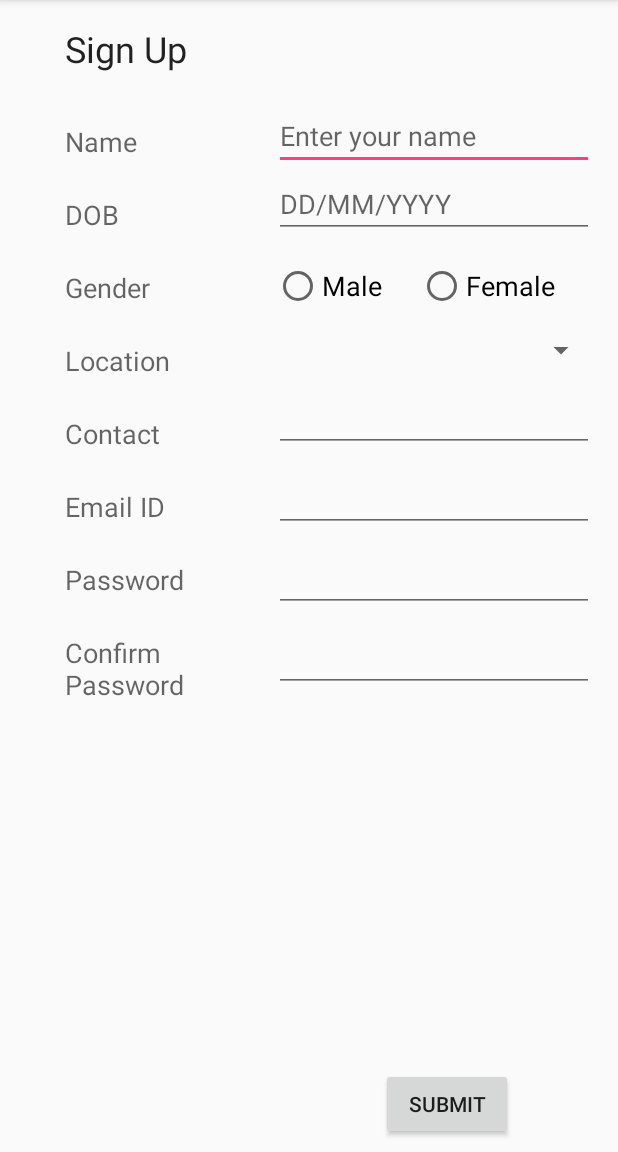
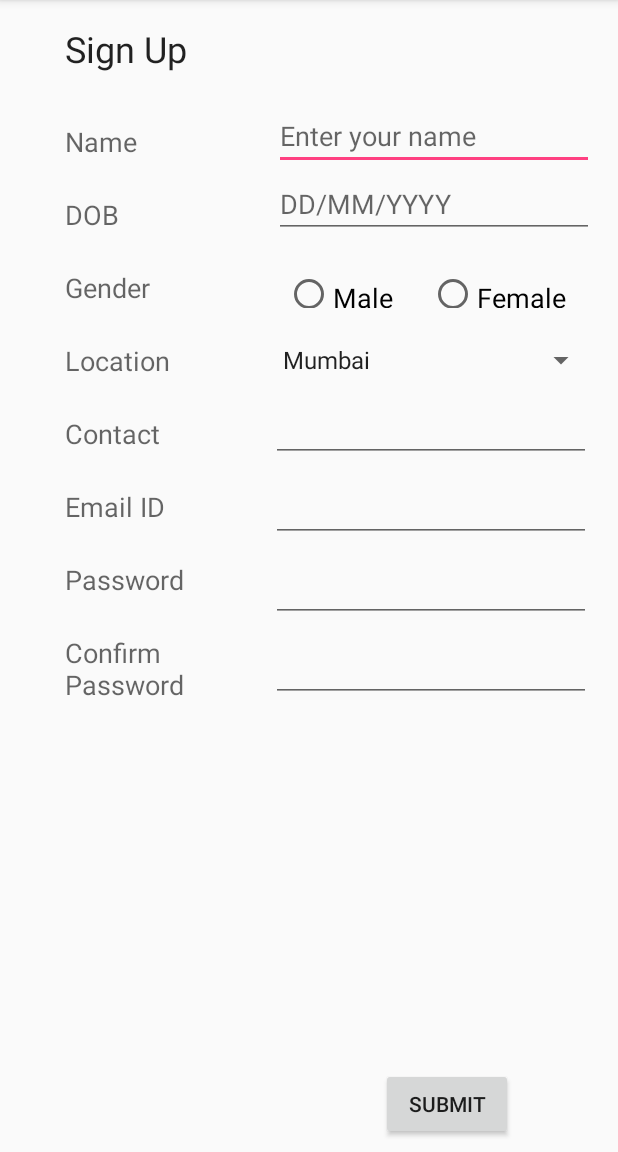
Before and after one commit to bhaveshvb/imprime, an Android app: the Signup screen opened directly, with no data from a screen before it, after a tap on "SUBMIT", on a phone screen of 412 x 824 dp, the part 84-1236 px from its top. Run offline under Robolectric (Android 15) with nearby library versions, the phone set to English and light mode, and no system bars; our stand-ins replace Firebase (no records; nobody signed in at launch, a user with empty details on screens opened directly); 1 statement that could not run was skipped.

Commit message:
radio button issue soved

```diff
--- a/app/src/main/java/com/example/bhavesh/imprime/Fprofile.java
+++ b/app/src/main/java/com/example/bhavesh/imprime/Fprofile.java
@@ -35,7 +35,7 @@ public class Fprofile extends Fragment {
                              Bundle savedInstanceState) {
         // Inflate the layout for this fragment
         return inflater.inflate(R.layout.fragment_fprofile, container, false);
-       // firebaseAuth = FirebaseAuth.getInstance();
+        // firebaseAuth = FirebaseAuth.getInstance();
 
     }
 
@@ -57,8 +57,8 @@ public class Fprofile extends Fragment {
         }
 
         FirebaseUser user = firebaseAuth.getCurrentUser();
-            welcome = (TextView) view.findViewById(R.id.welcome);
-            welcome.append(user.getEmail());
+        welcome = (TextView) view.findViewById(R.id.welcome);
+        welcome.append(user.getEmail());
 
 
         logout = (Button) view.findViewById(R.id.logout);
@@ -67,10 +67,12 @@ public class Fprofile extends Fragment {
             @Override
             public void onClick(View view) {
                 //place your action here
+                getActivity().finish();
                 Intent ilogout = new Intent(getActivity(), LoginActivity.class);
                 startActivity(ilogout);
 
             }
         });
     }
+
 }
--- a/app/src/main/java/com/example/bhavesh/imprime/Home.java
+++ b/app/src/main/java/com/example/bhavesh/imprime/Home.java
@@ -2,12 +2,19 @@ package com.example.bhavesh.imprime;
 
 
 import android.os.Bundle;
+import android.support.annotation.NonNull;
 import android.support.v4.app.Fragment;
 import android.support.v4.app.FragmentTransaction;
+import android.util.Log;
 import android.view.LayoutInflater;
 import android.view.View;
 import android.view.ViewGroup;
 import android.widget.Button;
+
+import com.google.firebase.auth.FirebaseAuth;
+import com.google.firebase.auth.FirebaseUser;
+
+import static com.google.android.gms.plus.PlusOneDummyView.TAG;
 
 
 /**
@@ -16,6 +23,8 @@ import android.widget.Button;
 public class Home extends Fragment {
 
     private Button viewall;
+    private FirebaseAuth mAuth;
+    private FirebaseAuth.AuthStateListener mAuthlistener;
 
 
     public Home() {
@@ -34,6 +43,20 @@ public class Home extends Fragment {
     @Override
     public void onViewCreated(View view, Bundle savedInstanceState) {
         super.onViewCreated(view, savedInstanceState);
+        mAuth = FirebaseAuth.getInstance();
+        mAuthlistener = new FirebaseAuth.AuthStateListener() {
+            @Override
+            public void onAuthStateChanged(@NonNull FirebaseAuth firebaseAuth) {
+                FirebaseUser user = firebaseAuth.getCurrentUser();
+                if (user!=null){
+                    // User is signed in
+                    Log.d(TAG, "onAuthStateChanged:signed_in:"+user.getUid());
+                } else{
+                    // User is signed out
+                    Log.d(TAG, "onAuthStateChanged:signed_out");
+                }
+                }
+            };
         viewall = (Button) view.findViewById(R.id.view_all);
         viewall.setOnClickListener(new View.OnClickListener() {
             @Override
@@ -46,4 +69,19 @@ public class Home extends Fragment {
             }
         });
     }
+
+    @Override
+    public void onStart() {
+        super.onStart();
+        mAuth.addAuthStateListener(mAuthlistener);
+    }
+
+    @Override
+    public void onStop() {
+        super.onStop();
+        if (mAuthlistener != null) {
+            mAuth.removeAuthStateListener(mAuthlistener);
+        }
+    }
+
 }
--- a/app/src/main/java/com/example/bhavesh/imprime/LoginActivity.java
+++ b/app/src/main/java/com/example/bhavesh/imprime/LoginActivity.java
@@ -3,10 +3,12 @@ package com.example.bhavesh.imprime;
 import android.animation.Animator;
 import android.animation.AnimatorListenerAdapter;
 import android.annotation.TargetApi;
+import android.content.DialogInterface;
 import android.content.Intent;
 import android.content.pm.PackageManager;
 import android.support.annotation.NonNull;
 import android.support.design.widget.Snackbar;
+import android.support.v7.app.AlertDialog;
 import android.support.v7.app.AppCompatActivity;
 import android.app.LoaderManager.LoaderCallbacks;
 
@@ -408,4 +410,18 @@ LoginActivity extends AppCompatActivity implements LoaderCallbacks<Cursor> {
             showProgress(false);
         }
     }
+
+    @Override
+    public void onBackPressed() {
+        new AlertDialog.Builder(LoginActivity.this)
+                .setTitle("Exit Imprime?")
+                .setMessage("Are you sure you want to exit?")
+                .setNegativeButton(android.R.string.no, null)
+                .setPositiveButton(android.R.string.yes, new DialogInterface.OnClickListener() {
+
+                    public void onClick(DialogInterface arg0, int arg1) {
+                        LoginActivity.super.onBackPressed();
+                    }
+                }).create().show();
+    }
 }
--- a/app/src/main/java/com/example/bhavesh/imprime/Signup.java
+++ b/app/src/main/java/com/example/bhavesh/imprime/Signup.java
@@ -5,22 +5,38 @@ import android.support.annotation.NonNull;
 import android.support.v7.app.AppCompatActivity;
 import android.os.Bundle;
 import android.view.View;
+import android.widget.AdapterView;
+import android.widget.ArrayAdapter;
 import android.widget.Button;
 import android.widget.EditText;
+import android.widget.RadioButton;
+import android.widget.RadioGroup;
+import android.widget.Spinner;
 import android.widget.Toast;
 
 import com.google.android.gms.tasks.OnCompleteListener;
 import com.google.android.gms.tasks.Task;
 import com.google.firebase.auth.AuthResult;
 import com.google.firebase.auth.FirebaseAuth;
+import com.google.firebase.auth.FirebaseUser;
+import com.google.firebase.database.DatabaseReference;
+import com.google.firebase.database.FirebaseDatabase;
 
-public class Signup extends AppCompatActivity implements View.OnClickListener{
+import java.util.ArrayList;
+import java.util.List;
 
+public class Signup extends AppCompatActivity implements View.OnClickListener, AdapterView.OnItemSelectedListener {
+    private EditText name_ET, dob_ET, contact_ET, confirm_password_ET;
     private EditText email_ET;
     private EditText password_ET;
+    private RadioGroup gender_ET;
+    private RadioButton male_ET, female_ET, gen_ET;
+    private Spinner location_ET;
     private Button submit;
+    private String loc;
 
     private FirebaseAuth firebaseAuth;
+    private DatabaseReference databaseReference;
 
     @Override
     protected void onCreate(Bundle savedInstanceState) {
@@ -28,6 +44,7 @@ public class Signup extends AppCompatActivity implements View.OnClickListener{
         setContentView(R.layout.activity_signup);
 
         firebaseAuth = FirebaseAuth.getInstance();
+        databaseReference = FirebaseDatabase.getInstance().getReference();
 
         submit = (Button) findViewById(R.id.signup_button);
         submit.setOnClickListener(this);
@@ -37,11 +54,64 @@ public class Signup extends AppCompatActivity implements View.OnClickListener{
                 createuser();
             }
         });*/
+        location_ET = (Spinner) findViewById(R.id.spinner_et);
+        location_ET.setOnItemSelectedListener(this);
+
+        // Spinner Drop down elements
+     /*   List<String> loc = new ArrayList<String>();
+        loc.add("Mumbai");
+        loc.add("Pune");
+        loc.add("Banglore");
+        loc.add("Kolkata");
+*/
+        // Create an ArrayAdapter using the string array and a default spinner layout
+        ArrayAdapter<CharSequence> adapter = ArrayAdapter.createFromResource(this,
+                R.array.location_array, android.R.layout.simple_spinner_item);
+        // Specify the layout to use when the list of choices appears
+        adapter.setDropDownViewResource(android.R.layout.simple_spinner_dropdown_item);
+        // Apply the adapter to the spinner
+        location_ET.setAdapter(adapter);
+
+    }
+
+    private void SaveSigupDetails(){
+
+        String name = name_ET.getText().toString().trim();
+        String dob = dob_ET.getText().toString().trim();
+        String gender = gen_ET.getText().toString().trim();
+        //String fgender = female_ET.getText().toString().trim();
+        String location = loc.trim();
+        String contact = contact_ET.getText().toString().trim();
+        String email = name_ET.getText().toString().trim();
+        String password = password_ET.getText().toString().trim();
+        String cnfpassword = confirm_password_ET.getText().toString().trim();
+
+        SignupDetails signupDetails = new SignupDetails(name, dob, gender, location, contact, email, password, cnfpassword);
+
+        FirebaseUser user = firebaseAuth.getCurrentUser();
+
+        databaseReference.child(user.getUid()).setValue(signupDetails);
+
+        Toast.makeText(this, "Information Saved", Toast.LENGTH_SHORT).show();
+
     }
 
             private void createuser() {
                 email_ET = (EditText) findViewById(R.id.email_et);
                 password_ET = (EditText) findViewById(R.id.password_et);
+
+               gender_ET = (RadioGroup) findViewById(R.id.radioGroup);
+               int selectedId = gender_ET.getCheckedRadioButtonId();
+                gen_ET = (RadioButton) findViewById(selectedId);
+                male_ET = (RadioButton) findViewById(R.id.male_radio);
+               female_ET = (RadioButton) findViewById(R.id.female_radio);
+
+              //  String loc = location_ET.getText().toString;
+
+                name_ET = (EditText) findViewById(R.id.name_et);
+                dob_ET = (EditText) findViewById(R.id.date_et);
+                contact_ET = (EditText) findViewById(R.id.contact_et);
+                confirm_password_ET = (EditText) findViewById(R.id.confirm_pass_et);
 
                 String email = email_ET.getText().toString();
                 String password = password_ET.getText().toString();
@@ -52,7 +122,9 @@ public class Signup extends AppCompatActivity implements View.OnClickListener{
                                     @Override
                                     public void onComplete(@NonNull Task<AuthResult> task) {
                                         if (task.isSuccessful()) {
-                                            Toast.makeText(Signup.this, "Registered Successfully", Toast.LENGTH_SHORT).show();
+                                            Toast.makeText(Signup.this, "Registered Successfully. Login to Continue", Toast.LENGTH_SHORT).show();
+                                            Intent i = new Intent(Signup.this, LoginActivity.class);
+                                            startActivity(i);
                                         } else {
                                             Toast.makeText(Signup.this, "Failed to Register. Please try again!", Toast.LENGTH_SHORT).show();
                                         }
@@ -65,6 +137,23 @@ public class Signup extends AppCompatActivity implements View.OnClickListener{
     public void onClick(View v) {
         if (v == submit){
             createuser();
+            SaveSigupDetails();
         }
     }
+
+    @Override
+    public void onItemSelected(AdapterView<?> parent, View view, int position, long id) {
+        // On selecting a spinner item
+        String item = parent.getItemAtPosition(position).toString();
+        loc = item;
+
+        // Showing selected spinner item
+       // Toast.makeText(parent.getContext(), "Selected: " + item, Toast.LENGTH_LONG).show();
+    }
+
+    @Override
+    public void onNothingSelected(AdapterView<?> parent) {
+
+    }
+
 }
--- /dev/null
+++ b/app/src/main/java/com/example/bhavesh/imprime/SignupDetails.java
@@ -0,0 +1,26 @@
+package com.example.bhavesh.imprime;
+
+/**
+ * Created by bhavesh on 3/26/2017.
+ */
+
+public class SignupDetails {
+
+    public String name, dob, gender, location, email, password, cnfpassword;
+    public String contact;
+
+    public SignupDetails(){
+
+    }
+
+    public SignupDetails(String name, String dob, String gender, String location, String contact, String email, String password, String cnfpassword) {
+        this.name = name;
+        this.dob = dob;
+        this.gender = gender;
+        this.location = location;
+        this.email = email;
+        this.password = password;
+        this.cnfpassword = cnfpassword;
+        this.contact = contact;
+    }
+}
--- a/app/src/main/res/layout/activity_signup.xml
+++ b/app/src/main/res/layout/activity_signup.xml
@@ -91,14 +91,14 @@
         android:textAppearance="@style/TextAppearance.AppCompat.Medium" />
 
     <TextView
-        android:text="Confirm Password"
+        android:id="@+id/confirm_password"
         android:layout_width="93dp"
         android:layout_height="46dp"
-        android:id="@+id/confrim_password"
+        android:layout_marginTop="24dp"
+        android:text="Confirm Password"
+        android:textAppearance="@style/TextAppearance.AppCompat.Medium"
         app:layout_constraintLeft_toLeftOf="@+id/password"
-        android:layout_marginTop="24dp"
-        app:layout_constraintTop_toBottomOf="@+id/password"
-        android:textAppearance="@style/TextAppearance.AppCompat.Medium" />
+        app:layout_constraintTop_toBottomOf="@+id/password" />
 
     <Button
         android:text="Submit"
@@ -147,10 +147,12 @@
         android:layout_width="217dp"
         android:layout_height="29dp"
         android:id="@+id/spinner_et"
-        app:layout_constraintLeft_toLeftOf="@+id/male_radio"
-        app:layout_constraintTop_toBottomOf="@+id/male_radio"
+        android:layout_marginLeft="8dp"
+        app:layout_constraintLeft_toLeftOf="@+id/radioGroup"
+        app:layout_constraintTop_toBottomOf="@+id/radioGroup"
+        app:layout_constraintRight_toRightOf="@+id/radioGroup"
         android:layout_marginTop="12dp"
-        app:layout_constraintRight_toRightOf="@+id/date_et" />
+        app:layout_constraintHorizontal_bias="1.0" />
 
     <EditText
         android:layout_width="wrap_content"
@@ -161,7 +163,8 @@
         app:layout_constraintLeft_toLeftOf="@+id/spinner_et"
         android:layout_marginTop="8dp"
         app:layout_constraintTop_toBottomOf="@+id/spinner_et"
-        app:layout_constraintRight_toRightOf="@+id/spinner_et" />
+        app:layout_constraintRight_toRightOf="@+id/spinner_et"
+        app:layout_constraintHorizontal_bias="0.0" />
 
     <EditText
         android:layout_width="wrap_content"
@@ -196,25 +199,47 @@
         app:layout_constraintTop_toBottomOf="@+id/password_et"
         app:layout_constraintRight_toRightOf="@+id/password_et" />
 
+    <RadioGroup
+        android:id="@+id/radioGroup"
+        android:layout_width="216dp"
+        android:layout_height="35dp"
+        android:layout_marginLeft="8dp"
+        android:layout_marginRight="8dp"
+        android:layout_marginTop="19dp"
+        android:orientation="horizontal"
+        app:layout_constraintHorizontal_bias="0.466"
+        app:layout_constraintLeft_toLeftOf="@+id/date_et"
+        app:layout_constraintRight_toRightOf="@+id/date_et"
+        app:layout_constraintTop_toBottomOf="@+id/date_et">
+
         <RadioButton
-        android:text="Male"
+            android:id="@+id/male_radio"
             android:layout_width="wrap_content"
             android:layout_height="wrap_content"
-        android:id="@+id/male_radio"
-        android:layout_marginTop="16dp"
-        app:layout_constraintTop_toBottomOf="@+id/date_et"
-        app:layout_constraintLeft_toLeftOf="@+id/date_et"
-        android:textAppearance="@style/TextAppearance.AppCompat.Medium" />
+            android:layout_marginTop="8dp"
+            android:layout_marginBottom="8dp"
+            android:layout_marginLeft="8dp"
+            android:layout_marginRight="8dp"
+            android:text="Male"
+            android:textAppearance="@style/TextAppearance.AppCompat.Medium"
+            app:layout_constraintLeft_toLeftOf="@+id/radioGroup"
+            app:layout_constraintTop_toTopOf="@+id/radioGroup" />
 
         <RadioButton
-        android:text="Female"
+            android:id="@+id/female_radio"
             android:layout_width="wrap_content"
             android:layout_height="wrap_content"
-        android:id="@+id/female_radio"
+            android:layout_marginBottom="8dp"
+            android:layout_marginStart="16dp"
+            android:layout_marginTop="8dp"
+            android:checked="false"
+            android:text="Female"
             android:textAppearance="@style/TextAppearance.AppCompat.Medium"
-        android:layout_marginStart="24dp"
-        app:layout_constraintLeft_toRightOf="@+id/male_radio"
-        android:layout_marginTop="16dp"
-        app:layout_constraintTop_toBottomOf="@+id/date_et" />
+            app:layout_constraintBottom_toBottomOf="@+id/radioGroup"
+            app:layout_constraintRight_toRightOf="@+id/radioGroup"
+            app:layout_constraintTop_toTopOf="@+id/radioGroup" />
+
+    </RadioGroup>
+
 
 </android.support.constraint.ConstraintLayout>
--- a/app/src/main/res/values/strings.xml
+++ b/app/src/main/res/values/strings.xml
@@ -20,4 +20,13 @@
     <string name="permission_rationale">"Contacts permissions are needed for providing email
         completions."
     </string>
+
+    <!--location spinner strings-->
+    <string-array name="location_array">
+    <item name="mumbai">Mumbai</item>
+    <item name="pune">Pune</item>
+    <item name="banglore">Banglore</item>
+    <item name="kolkata">Kokata</item>
+    </string-array>
+
 </resources>
```
Lines whose indentation alone changed are shown as unchanged.
